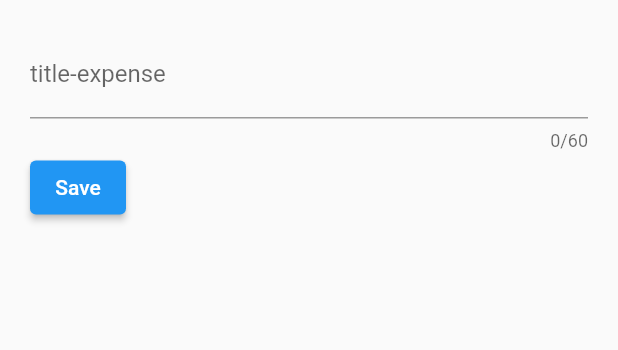
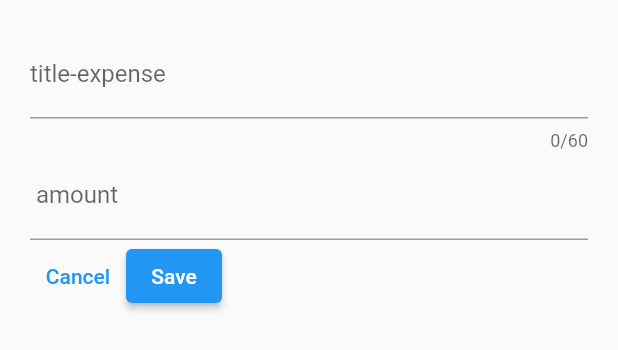
Before and after one commit to saeed561/Flutter_ExpenseTracker, a Flutter app: the NewExpense widget shown alone on an empty page, opened directly, after a tap on "Save", on a phone screen of 412 x 824 dp. Shown: the top 350 px of the screen. Run offline on Flutter 3.47's test engine with Material 2 defaults, Android fonts, the phone set to English and light mode, and no system bars.

Commit message:
CanelButtonIsAddedToCLoseTheOverlay+$PrifixAddedTONumberInput

```diff
--- a/lib/widget/new_expense.dart
+++ b/lib/widget/new_expense.dart
@@ -10,9 +10,11 @@ class NewExpense extends StatefulWidget {
 
 class _NewExpense extends State<NewExpense> {
   final _titleController = TextEditingController();
+  final _amountControll = TextEditingController();
   @override
   void dispose() {
     _titleController.dispose();
+    _amountControll.dispose();
     super.dispose();
   }
 
@@ -27,11 +29,24 @@ class _NewExpense extends State<NewExpense> {
             maxLength: 60,
             decoration: const InputDecoration(label: Text("title-expense")),
           ),
+          TextField(
+            controller: _amountControll,
+            keyboardType: TextInputType.number,
+            decoration: const InputDecoration(
+              prefix: Text("\$"),
+              label: Text(" amount"),
+            ),
+          ),
           Row(
             children: [
+              TextButton(
+                onPressed: () {},
+                child: Text("Cancel"),
+              ),
               ElevatedButton(
                   onPressed: () {
                     print(_titleController.text);
+                    print(_amountControll.text);
                   },
                   child: Text("Save"))
             ],
```
